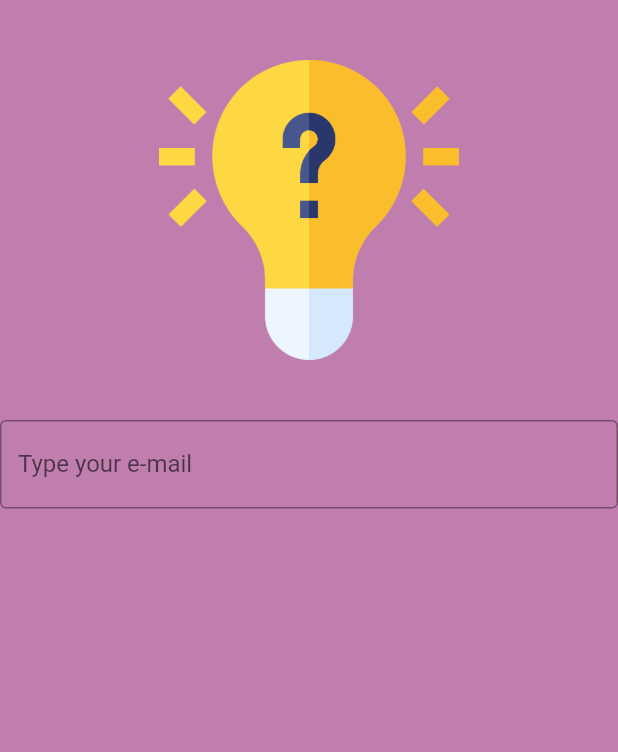
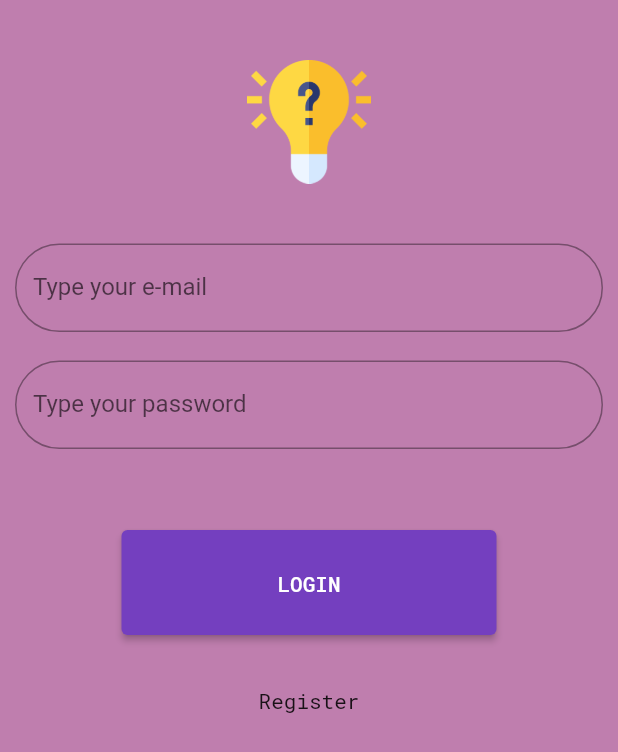
Before and after one commit to nagaoka-thiago/quiz_snowman_app, a Flutter app: the screen it shows after launch, on a phone screen of 412 x 824 dp. Shown: the top 752 px of the screen. Run offline on Flutter 3.47's test engine with Material 2 defaults, Android fonts, the light colour scheme and no system bars; our stand-ins replace curved_navigation_bar, dio, google_fonts.

Commit message:
Login Page completed and created Register Page to use it on Login Page

```diff
--- a/lib/main.dart
+++ b/lib/main.dart
@@ -1,6 +1,5 @@
 import 'package:flutter/material.dart';
 import 'package:quiz_snowman_app/pages/login_page.dart';
-import 'package:quiz_snowman_app/pages/main_page.dart';
 
 void main() {
   runApp(const MyApp());
--- /dev/null
+++ b/lib/models/UserApi.dart
@@ -0,0 +1,40 @@
+class UserApi {
+  String? firstName;
+  String? lastName;
+  String? email;
+  String? password;
+  String? sId;
+  int? iV;
+  String? token;
+
+  UserApi(
+      {this.firstName,
+      this.lastName,
+      this.email,
+      this.password,
+      this.sId,
+      this.iV,
+      this.token});
+
+  UserApi.fromJson(Map<String, dynamic> json) {
+    firstName = json['first_name'];
+    lastName = json['last_name'];
+    email = json['email'];
+    password = json['password'];
+    sId = json['_id'];
+    iV = json['__v'];
+    token = json['token'];
+  }
+
+  Map<String, dynamic> toJson() {
+    final Map<String, dynamic> data = {};
+    data['first_name'] = firstName;
+    data['last_name'] = lastName;
+    data['email'] = email;
+    data['password'] = password;
+    data['_id'] = sId;
+    data['__v'] = iV;
+    data['token'] = token;
+    return data;
+  }
+}
--- a/lib/widgets/global/global_button.dart
+++ b/lib/widgets/global/global_button.dart
@@ -1,4 +1,5 @@
 import 'package:flutter/material.dart';
+import 'package:google_fonts/google_fonts.dart';
 
 class GlobalButton extends StatefulWidget {
   final Function() onPressed;
@@ -20,10 +21,7 @@ class _GlobalButtonState extends State<GlobalButton> {
       onPressed: widget.onPressed,
       child: Text(
         widget.text,
-        style: const TextStyle(
-            fontWeight: FontWeight.bold,
-            fontSize: 32,
-            fontFamily: 'Roboto Mono'),
+        style: GoogleFonts.robotoMono(),
       ),
     );
   }
--- a/lib/widgets/loginpage_widgets/login_page_body.dart
+++ b/lib/widgets/loginpage_widgets/login_page_body.dart
@@ -1,28 +1,107 @@
 import 'package:flutter/material.dart';
+import 'package:google_fonts/google_fonts.dart';
+import 'package:quiz_snowman_app/models/UserApi.dart';
+import 'package:quiz_snowman_app/pages/main_page.dart';
+import 'package:quiz_snowman_app/pages/register_page.dart';
+import 'package:quiz_snowman_app/widgets/global/global_button.dart';
+
+import 'package:dio/dio.dart';
+import 'package:google_fonts/google_fonts.dart';
 
 class LoginPageBodyWidget extends StatelessWidget {
   const LoginPageBodyWidget({Key? key}) : super(key: key);
 
   @override
   Widget build(BuildContext context) {
+    var bottom = MediaQuery.of(context).viewInsets.bottom;
+    TextEditingController _emailController = new TextEditingController();
+    TextEditingController _passwordController = new TextEditingController();
+
     return Container(
       color: const Color.fromARGB(255, 191, 126, 174),
       child: Expanded(
         child: Column(
           children: [
             Padding(
-              padding: const EdgeInsets.all(40),
-              child: Container(
-                height: 200,
-                decoration: const BoxDecoration(
-                    image: DecorationImage(
-                        image: AssetImage('lib/Assets/ideas.png'))),
-              ),
+                padding: const EdgeInsets.all(40),
+                child: Image.asset('lib/Assets/ideas.png',
+                    height:
+                        (MediaQuery.of(context).size.height - bottom) * 0.10)),
+            Container(
+              margin: const EdgeInsets.only(left: 10, right: 10),
+              child: TextField(
+                  controller: _emailController,
+                  decoration: InputDecoration(
+                      border: OutlineInputBorder(
+                        borderRadius: BorderRadius.circular(50),
+                      ),
+                      labelText: "Type your e-mail")),
             ),
-            const TextField(
-                decoration: InputDecoration(
-                    border: OutlineInputBorder(),
-                    labelText: "Type your e-mail"))
+            Container(
+              margin: const EdgeInsets.only(left: 10, right: 10, top: 19),
+              child: TextField(
+                  controller: _passwordController,
+                  obscureText: true,
+                  decoration: InputDecoration(
+                      border: OutlineInputBorder(
+                        borderRadius: BorderRadius.circular(50),
+                      ),
+                      labelText: "Type your password")),
+            ),
+            Container(
+                margin: const EdgeInsets.only(top: 54),
+                child: GlobalButton(
+                  text: 'LOGIN',
+                  onPressed: () async {
+                    try {
+                      Response response = await Dio().post(
+                          "https://academy-auth.herokuapp.com/login",
+                          data: {
+                            "email": _emailController.text,
+                            "password": _passwordController.text
+                          });
+
+                      UserApi user = UserApi.fromJson(response.data);
+
+                      final snackBar = SnackBar(
+                        content: const Text('Logged in!'),
+                        action: SnackBarAction(
+                          label: 'Undo',
+                          onPressed: () {
+                            Navigator.push(
+                                context,
+                                MaterialPageRoute(
+                                    builder: (context) => const MainPage()));
+                          },
+                        ),
+                      );
+                      ScaffoldMessenger.of(context).showSnackBar(snackBar);
+                    } on DioError catch (e) {
+                      if (e.response!.statusCode == 400) {
+                        final snackBar = SnackBar(
+                          content: const Text('Invalid e-mail and password!'),
+                          action: SnackBarAction(
+                            label: 'Undo',
+                            onPressed: () {
+                              // Some code to undo the change.
+                            },
+                          ),
+                        );
+                        ScaffoldMessenger.of(context).showSnackBar(snackBar);
+                      }
+                    }
+                  },
+                )),
+            InkWell(
+                onTap: () {
+                  Navigator.push(
+                      context,
+                      MaterialPageRoute(
+                          builder: (context) => const RegisterPageWidget()));
+                },
+                child: Container(
+                    margin: const EdgeInsets.only(top: 34),
+                    child: Text('Register', style: GoogleFonts.robotoMono())))
           ],
         ),
       ),
```
Also changed, not shown: lib/pages/register_page.dart (added, +10 -0 lines), pubspec.yaml (+7 -5 lines), pubspec.lock.
